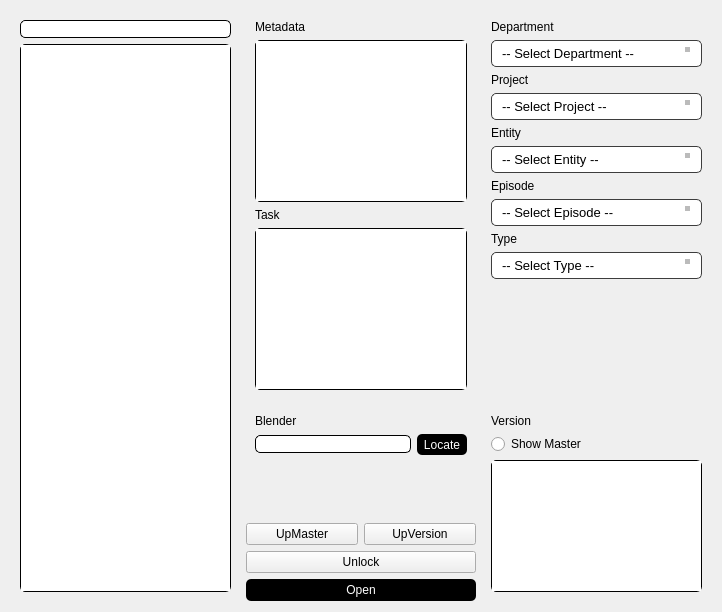
MrYapikZ/ZeroXe, file app/ui/modules/blender/b_launcher.ui: the form before one commit.
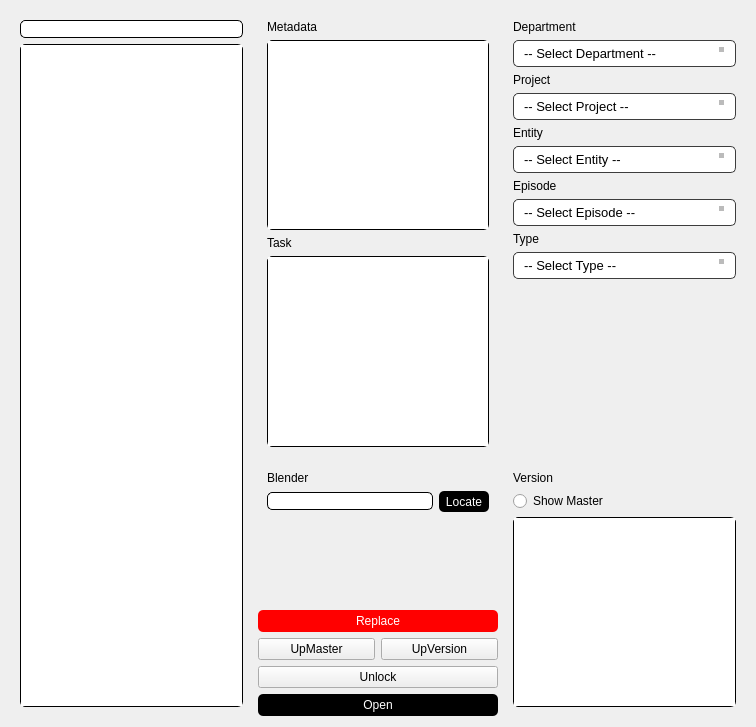
The form after the commit.

Commit message: feat: replace file function

The edit to the form file:
```diff
--- a/app/ui/modules/blender/b_launcher.ui
+++ b/app/ui/modules/blender/b_launcher.ui
@@ -6,8 +6,8 @@
    <rect>
     <x>0</x>
     <y>0</y>
-    <width>722</width>
-    <height>612</height>
+    <width>756</width>
+    <height>727</height>
    </rect>
   </property>
   <property name="windowTitle">
@@ -18,10 +18,23 @@
     <layout class="QGridLayout" name="gridLayout_main">
      <item row="1" column="1">
       <layout class="QGridLayout" name="gridLayout_function">
-       <item row="2" column="0">
-        <widget class="QPushButton" name="pushButton_upMaster">
+       <item row="1" column="0" colspan="2">
+        <spacer name="verticalSpacer">
+         <property name="orientation">
+          <enum>Qt::Orientation::Vertical</enum>
+         </property>
+         <property name="sizeHint" stdset="0">
+          <size>
+           <width>20</width>
+           <height>40</height>
+          </size>
+         </property>
+        </spacer>
+       </item>
+       <item row="4" column="0" colspan="2">
+        <widget class="QPushButton" name="pushButton_unlock">
          <property name="text">
-          <string>UpMaster</string>
+          <string>Unlock</string>
          </property>
         </widget>
        </item>
@@ -72,46 +85,49 @@
          </layout>
         </widget>
        </item>
-       <item row="4" column="0" colspan="2">
-        <widget class="QPushButton" name="pushButton_open">
-         <property name="styleSheet">
-          <string notr="true">.QPushButton {
-border: none;
-background-color:  black;
-border-radius: 5%;
-color: white;
-padding:4px;
-}</string>
-         </property>
-         <property name="text">
-          <string>Open</string>
-         </property>
-        </widget>
-       </item>
-       <item row="1" column="0" colspan="2">
-        <spacer name="verticalSpacer">
-         <property name="orientation">
-          <enum>Qt::Orientation::Vertical</enum>
-         </property>
-         <property name="sizeHint" stdset="0">
-          <size>
-           <width>20</width>
-           <height>40</height>
-          </size>
-         </property>
-        </spacer>
-       </item>
-       <item row="2" column="1">
+       <item row="3" column="1">
         <widget class="QPushButton" name="pushButton_upVersion">
          <property name="text">
           <string>UpVersion</string>
          </property>
         </widget>
        </item>
-       <item row="3" column="0" colspan="2">
-        <widget class="QPushButton" name="pushButton_unlock">
+       <item row="3" column="0">
+        <widget class="QPushButton" name="pushButton_upMaster">
          <property name="text">
-          <string>Unlock</string>
+          <string>UpMaster</string>
+         </property>
+        </widget>
+       </item>
+       <item row="5" column="0" colspan="2">
+        <widget class="QPushButton" name="pushButton_open">
+         <property name="styleSheet">
+          <string notr="true">.QPushButton {
+border: none;
+background-color:  black;
+border-radius: 5%;
+color: white;
+padding:4px;
+}</string>
+         </property>
+         <property name="text">
+          <string>Open</string>
+         </property>
+        </widget>
+       </item>
+       <item row="2" column="0" colspan="2">
+        <widget class="QPushButton" name="pushButton_replace">
+         <property name="styleSheet">
+          <string notr="true">.QPushButton {
+border: none;
+background-color:  red;
+border-radius: 5%;
+color: white;
+padding:4px;
+}</string>
+         </property>
+         <property name="text">
+          <string>Replace</string>
          </property>
         </widget>
        </item>
```
The commit also changes 2 other files.
